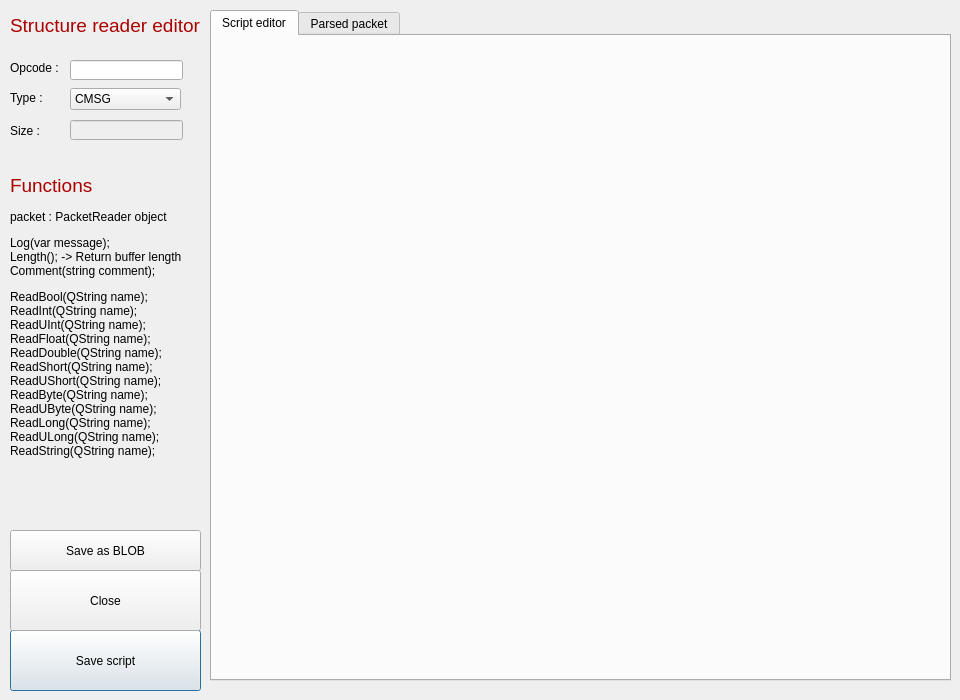
Before: the Qt Designer form src/ScriptEditor/dialogpacket.ui in WakBox/Wakxy, drawn with Qt 5.
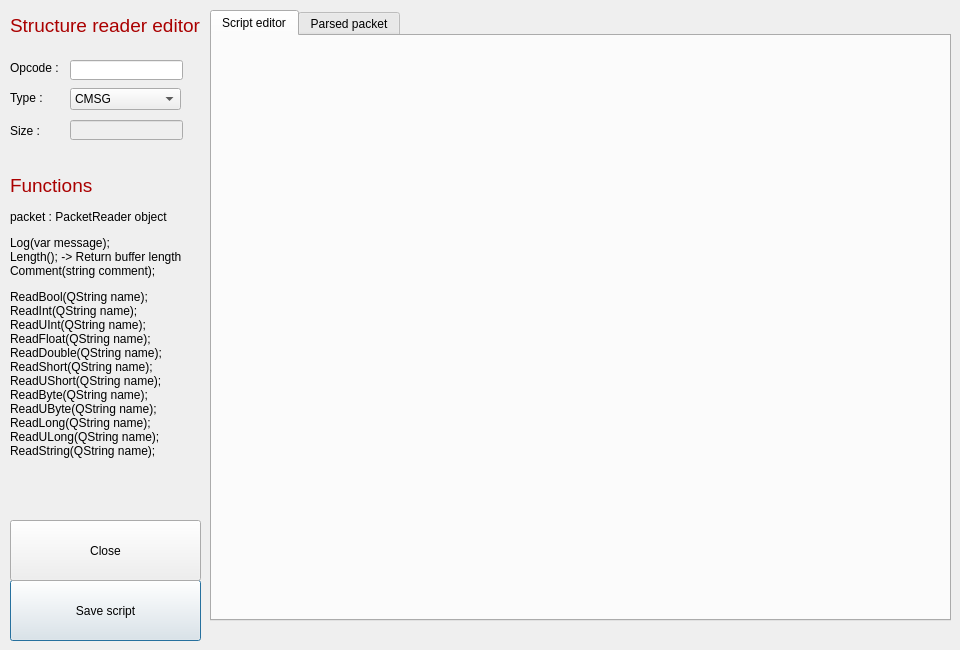
After: the same form once the commit is applied. Icons and pictures are not drawn.

Commit message: Add 2 functions for packet reading: Skip and DumpBlob.

```diff
--- a/src/ScriptEditor/dialogpacket.ui
+++ b/src/ScriptEditor/dialogpacket.ui
@@ -7,19 +7,19 @@
     <x>0</x>
     <y>0</y>
     <width>960</width>
-    <height>700</height>
+    <height>650</height>
    </rect>
   </property>
   <property name="minimumSize">
    <size>
     <width>960</width>
-    <height>700</height>
+    <height>650</height>
    </size>
   </property>
   <property name="maximumSize">
    <size>
     <width>960</width>
-    <height>700</height>
+    <height>650</height>
    </size>
   </property>
   <property name="windowTitle">
@@ -171,7 +171,7 @@
      <x>210</x>
      <y>10</y>
      <width>741</width>
-     <height>671</height>
+     <height>611</height>
     </rect>
    </property>
    <property name="currentIndex">
@@ -205,7 +205,7 @@
    <property name="geometry">
     <rect>
      <x>10</x>
-     <y>630</y>
+     <y>580</y>
      <width>191</width>
      <height>61</height>
     </rect>
@@ -218,7 +218,7 @@
    <property name="geometry">
     <rect>
      <x>10</x>
-     <y>570</y>
+     <y>520</y>
      <width>191</width>
      <height>61</height>
     </rect>
@@ -227,19 +227,6 @@
     <string>Close</string>
    </property>
   </widget>
-  <widget class="QPushButton" name="Blob">
-   <property name="geometry">
-    <rect>
-     <x>10</x>
-     <y>530</y>
-     <width>191</width>
-     <height>41</height>
-    </rect>
-   </property>
-   <property name="text">
-    <string>Save as BLOB</string>
-   </property>
-  </widget>
  </widget>
  <resources>
   <include location="../Ressources/ressources.qrc"/>
```
The commit also changes 4 other files.
